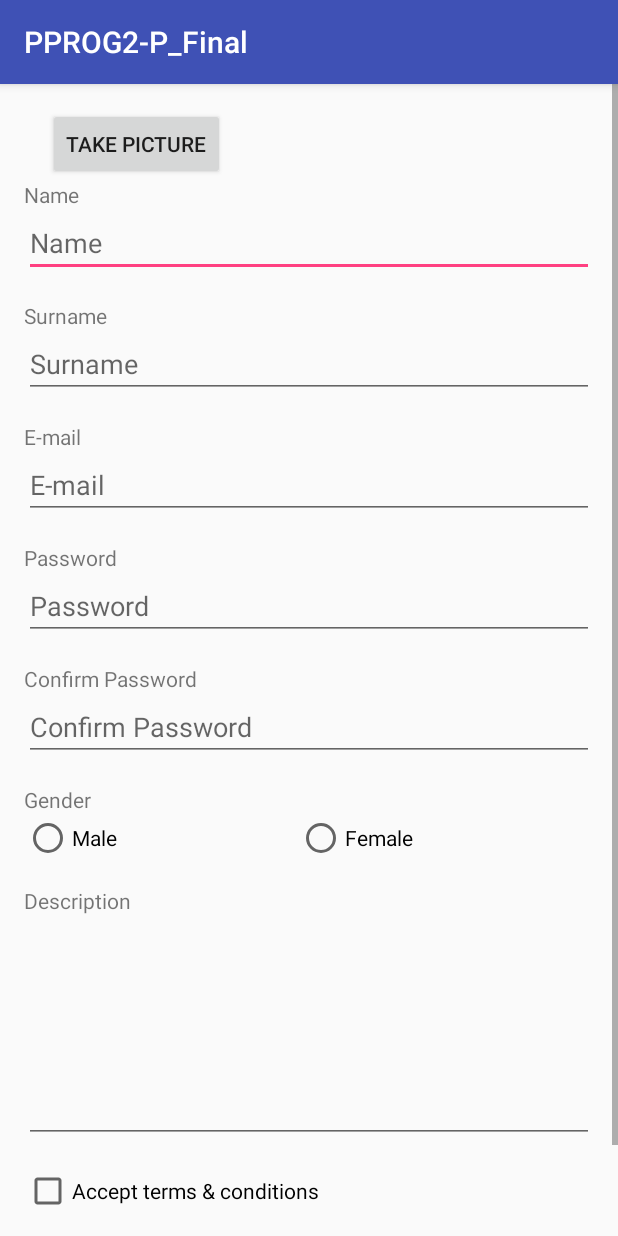
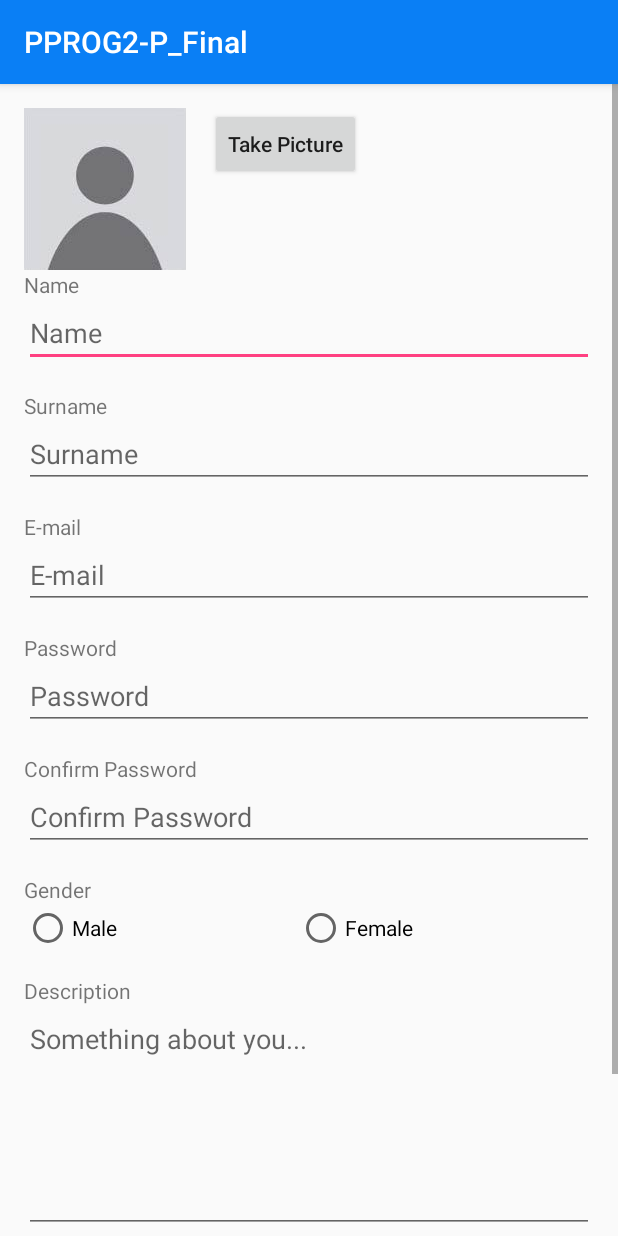
Before and after one commit to llmasdeu/PPROG2-P_Final, an Android app: the RegisterActivity screen opened directly, with no data from a screen before it, on a phone screen of 412 x 824 dp. Run offline under Robolectric (Android 15) with nearby library versions, the light colour scheme and no system bars.

Commit message:
Modificados los Layout de la actividad principal y la actividad de registro de usuario. Localizados los componentes en la actividad de registro.

```diff
--- a/PPROG2-P_Final/app/src/main/java/com/example/lluismasdeu/pprog2_p_final/RegisterActivity.java
+++ b/PPROG2-P_Final/app/src/main/java/com/example/lluismasdeu/pprog2_p_final/RegisterActivity.java
@@ -1,5 +1,7 @@
 package com.example.lluismasdeu.pprog2_p_final;
 
+import android.graphics.Bitmap;
+import android.graphics.BitmapFactory;
 import android.support.v7.app.AppCompatActivity;
 import android.os.Bundle;
 import android.view.View;
@@ -8,21 +10,37 @@ import android.widget.EditText;
 import android.widget.ImageView;
 import android.widget.RadioButton;
 
+import java.io.InputStream;
+
 public class RegisterActivity extends AppCompatActivity {
     private EditText name;
     private EditText surname;
-    private ImageView image;
-    private EditText mail;
+    private ImageView profileImage;
+    private EditText email;
     private EditText password;
-    private EditText repeatPassword;
+    private EditText confirmPassword;
     private RadioButton male;
     private RadioButton female;
-    private CheckBox termins;
+    private CheckBox terms;
 
     @Override
     protected void onCreate(Bundle savedInstanceState) {
         super.onCreate(savedInstanceState);
         setContentView(R.layout.activity_register);
+
+        // Localizamos los componentes en el Layout.
+        name = (EditText) findViewById(R.id.name_editText);
+        surname = (EditText) findViewById(R.id.surname_editText);
+        profileImage = (ImageView) findViewById(R.id.profile_imageView);
+        email = (EditText) findViewById(R.id.email_editText);
+        password = (EditText) findViewById(R.id.passwordRegister_editText);
+        confirmPassword = (EditText) findViewById(R.id.confirmPasswordRegister_editText);
+        male = (RadioButton) findViewById(R.id.male_radioButton);
+        female = (RadioButton) findViewById(R.id.female_radioButton);
+        terms = (CheckBox) findViewById(R.id.terms_checkBox);
+
+        // Definimos la imagen de perfil predefinida.
+        setDefaultProfilePhoto();
     }
 
     public void onTakePictureButtonClick(View view) {
@@ -32,4 +50,14 @@ public class RegisterActivity extends AppCompatActivity {
     public void orRegisterUserButtonClick(View view) {
         // TODO
     }
+
+    /**
+     * Método encargada de cargar la imagen de perfil por defecto.
+     */
+    private void setDefaultProfilePhoto() {
+        InputStream iStream = getResources().openRawResource(R.raw.basic_profile_photo);
+        Bitmap defaultImage = BitmapFactory.decodeStream(iStream);
+
+        profileImage.setImageBitmap(defaultImage);
+    }
 }
--- a/PPROG2-P_Final/app/src/main/res/layout/activity_main.xml
+++ b/PPROG2-P_Final/app/src/main/res/layout/activity_main.xml
@@ -35,6 +35,7 @@
 
         <EditText
             android:id="@+id/username_editText"
+            android:hint="@string/username"
             android:layout_width="match_parent"
             android:layout_height="wrap_content"
             android:layout_marginBottom="@dimen/activity_vertical_margin" />
@@ -48,9 +49,22 @@
 
         <EditText
             android:id="@+id/password_editText"
+            android:hint="@string/password"
+            android:inputType="textPassword"
             android:layout_width="match_parent"
             android:layout_height="wrap_content"
             android:layout_marginBottom="@dimen/activity_vertical_margin" />
+
+        <!-- Mensaje de error (no visible) -->
+        <TextView
+            android:text="@string/login_error"
+            android:textSize="9dp"
+            android:textColor="@color/errorMessageColor"
+            android:visibility="gone"
+            android:layout_width="wrap_content"
+            android:layout_height="wrap_content"
+            android:layout_gravity="center"
+            android:layout_marginBottom="@dimen/activity_vertical_margin"/>
 
         <!-- Boton para iniciar sesión -->
         <Button
@@ -65,7 +79,6 @@
 
         <!-- Boton para registrar usuario -->
         <Button
-            android:id="@+id/register_button"
             android:text="@string/register"
             android:background="@color/registerButtonColor"
             android:onClick="onRegisterButtonClick"
--- a/PPROG2-P_Final/app/src/main/res/layout/activity_register.xml
+++ b/PPROG2-P_Final/app/src/main/res/layout/activity_register.xml
@@ -34,13 +34,13 @@
             <!-- Boton para subir imagen -->
             <Button
                 android:text="@string/take_picture"
+                android:textAllCaps="false"
                 android:onClick="onTakePictureButtonClick"
                 android:layout_width="wrap_content"
                 android:layout_height="wrap_content" />
         </LinearLayout>
 
         <LinearLayout
-            android:id="@+id/linearLayout"
             android:orientation="vertical"
             android:layout_width="match_parent"
             android:layout_height="wrap_content"
@@ -48,13 +48,12 @@
 
             <!-- Nombre de usuario -->
             <TextView
-                android:id="@+id/Name"
                 android:text="@string/name"
                 android:layout_width="wrap_content"
                 android:layout_height="wrap_content" />
 
             <EditText
-                android:id="@+id/EditText_name"
+                android:id="@+id/name_editText"
                 android:hint="@string/name"
                 android:layout_width="match_parent"
                 android:layout_height="wrap_content"
@@ -62,13 +61,12 @@
 
             <!-- Apellido de usuario -->
             <TextView
-                android:id="@+id/Surname"
                 android:text="@string/surname"
                 android:layout_width="wrap_content"
                 android:layout_height="wrap_content" />
 
             <EditText
-                android:id="@+id/EditText_surname"
+                android:id="@+id/surname_editText"
                 android:hint="@string/surname"
                 android:layout_width="match_parent"
                 android:layout_height="wrap_content"
@@ -76,13 +74,12 @@
 
             <!-- Mail de usuario -->
             <TextView
-                android:id="@+id/Mail"
                 android:text="@string/email"
                 android:layout_width="wrap_content"
                 android:layout_height="wrap_content" />
 
             <EditText
-                android:id="@+id/EditText_mail"
+                android:id="@+id/email_editText"
                 android:hint="@string/email"
                 android:inputType="textEmailAddress"
                 android:layout_width="match_parent"
@@ -91,13 +88,12 @@
 
             <!-- Password de usuario -->
             <TextView
-                android:id="@+id/Password"
                 android:text="@string/password"
                 android:layout_width="wrap_content"
                 android:layout_height="wrap_content" />
 
             <EditText
-                android:id="@+id/EditText_password"
+                android:id="@+id/passwordRegister_editText"
                 android:hint="@string/password"
                 android:inputType="textPassword"
                 android:layout_width="match_parent"
@@ -106,13 +102,12 @@
 
             <!-- Repetir password de usuario -->
             <TextView
-                android:id="@+id/ConfirmPassword"
                 android:text="@string/confirm_password"
                 android:layout_width="wrap_content"
                 android:layout_height="wrap_content" />
 
             <EditText
-                android:id="@+id/EditText_confirmPassword"
+                android:id="@+id/confirmPasswordRegister_editText"
                 android:hint="@string/confirm_password"
                 android:inputType="textPassword"
                 android:layout_width="match_parent"
@@ -120,7 +115,6 @@
                 android:layout_marginBottom="@dimen/activity_vertical_margin" />
 
             <TextView
-                android:id="@+id/gender_textView"
                 android:text="@string/gender"
                 android:layout_width="wrap_content"
                 android:layout_height="wrap_content" />
@@ -133,19 +127,21 @@
                 android:layout_marginBottom="@dimen/activity_vertical_margin">
 
                 <RadioButton
+                    android:id="@+id/male_radioButton"
                     android:text="@string/male"
                     android:layout_weight="1"
                     android:layout_width="wrap_content"
                     android:layout_height="wrap_content" />
 
                 <RadioButton
+                    android:id="@+id/female_radioButton"
                     android:text="@string/female"
                     android:layout_weight="1"
                     android:layout_width="wrap_content"
                     android:layout_height="wrap_content" />
             </RadioGroup>
 
-            <!-- Descipcion (no se que va) -->
+            <!-- Descipcion del usuario -->
             <TextView
                 android:text="@string/description"
                 android:layout_width="wrap_content"
@@ -153,6 +149,7 @@
 
             <EditText
                 android:id="@+id/description_editText"
+                android:hint="@string/something_about_you"
                 android:lines="6"
                 android:gravity="top|left"
                 android:inputType="textMultiLine"
@@ -164,18 +161,20 @@
 
             <!-- Terminos y condiciones-->
             <CheckBox
+                android:id="@+id/terms_checkBox"
+                android:text="@string/terms"
                 android:layout_width="wrap_content"
                 android:layout_height="wrap_content"
-                android:text="@string/terms"
                 android:layout_marginBottom="@dimen/activity_vertical_margin"/>
 
             <!-- Boton para registrar -->
             <Button
+                android:text="@string/register"
+                android:textAllCaps="false"
+                android:background="@color/registerUserButtonColor"
+                android:onClick="onRegisterUserButtonClick"
                 android:layout_width="wrap_content"
                 android:layout_height="wrap_content"
-                android:text="@string/register"
-                android:id="@+id/Button_register"
-                android:onClick="onRegisterUserButtonClick"
                 android:layout_gravity="center_horizontal" />
         </LinearLayout>
     </RelativeLayout>
--- a/PPROG2-P_Final/app/src/main/res/values/colors.xml
+++ b/PPROG2-P_Final/app/src/main/res/values/colors.xml
@@ -1,8 +1,11 @@
 <?xml version="1.0" encoding="utf-8"?>
 <resources>
-    <color name="colorPrimary">#3F51B5</color>
-    <color name="colorPrimaryDark">#303F9F</color>
+    <!-- Colores principales -->
+    <color name="colorPrimary">#0a7ff5</color>
+    <color name="colorPrimaryDark">#000000</color>
     <color name="colorAccent">#FF4081</color>
+    <color name="errorMessageColor">#ea272a</color>
     <color name="loginButtonColor">#d67aade4</color>
     <color name="registerButtonColor">#cce799d4</color>
+    <color name="registerUserButtonColor">#d67aade4</color>
 </resources>
--- a/PPROG2-P_Final/app/src/main/res/values/strings.xml
+++ b/PPROG2-P_Final/app/src/main/res/values/strings.xml
@@ -6,6 +6,7 @@
     <string name="main_menu_activity">Main Menu</string>
     <string name="username">Username</string>
     <string name="password">Password</string>
+    <string name="login_error">Error! Either the username or password is incorrect.</string>
     <string name="login">Login</string>
     <string name="register">Register</string>
 
@@ -20,5 +21,6 @@
     <string name="male">Male</string>
     <string name="female">Female</string>
     <string name="description">Description</string>
+    <string name="something_about_you">Something about you...</string>
     <string name="terms">Accept terms &amp; conditions</string>
 </resources>
```
